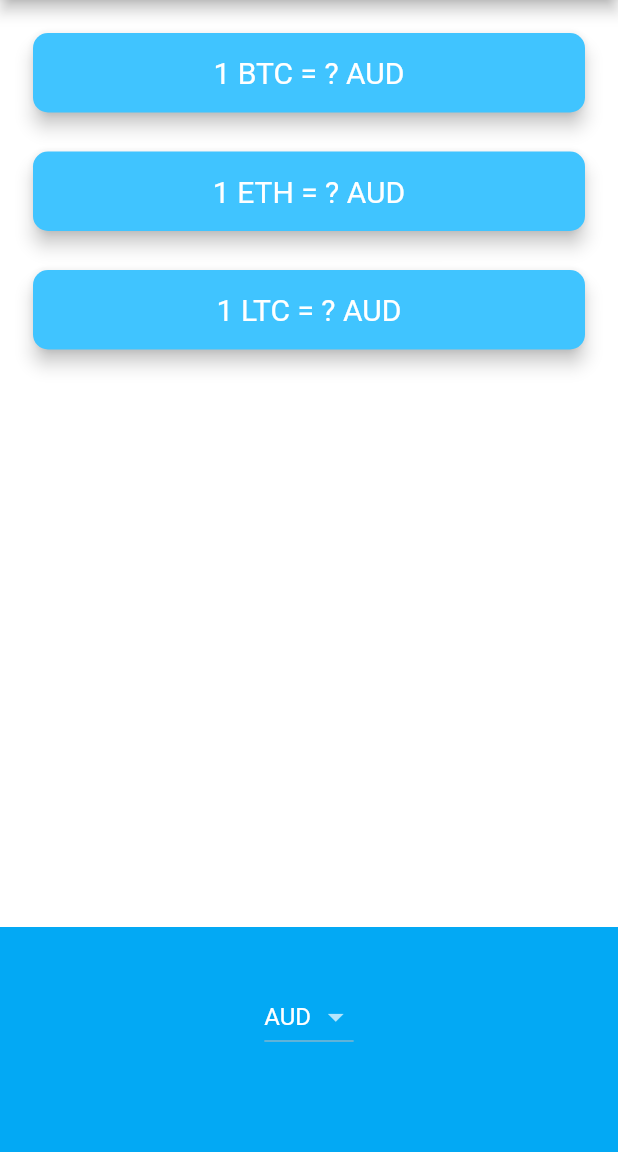
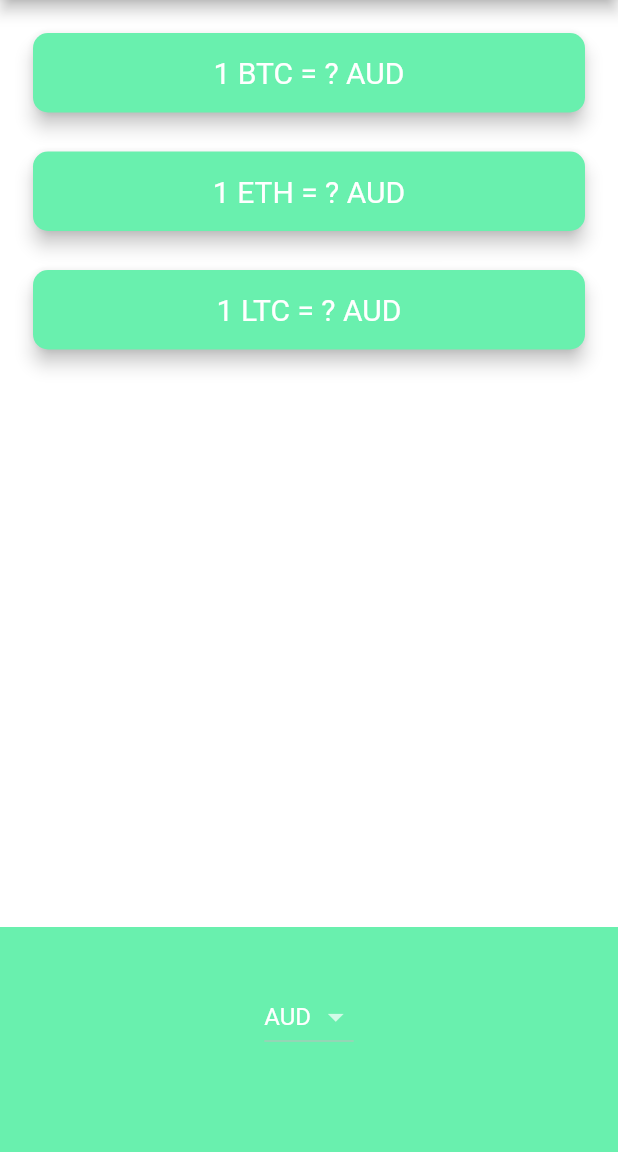
Before and after one commit to bocahrokok/bitcoin-flutter, a Flutter app: the screen it shows after launch, on a phone screen of 412 x 824 dp, the part 84-1236 px from its top. Run offline on Flutter 3.47's test engine with Material 2 defaults, Android fonts, the phone set to English and light mode, and no system bars; network calls fail.

Commit message:
commit 12

```diff
--- a/lib/price_screen.dart
+++ b/lib/price_screen.dart
@@ -40,7 +40,7 @@ class _PriceScreenState extends State<PriceScreen> {
     }
 
     return CupertinoPicker(
-      backgroundColor: Colors.lightBlue,
+      backgroundColor: Colors.greenAccent,
       itemExtent: 32.0,
       onSelectedItemChanged: (selectedIndex) {
         setState(() {
@@ -106,7 +106,7 @@ class _PriceScreenState extends State<PriceScreen> {
             height: 150.0,
             alignment: Alignment.center,
             padding: EdgeInsets.only(bottom: 30.0),
-            color: Colors.lightBlue,
+            color: Colors.greenAccent,
             child: Platform.isIOS ? iOSPicker() : androidDropdown(),
           ),
         ],
@@ -131,7 +131,7 @@ class CryptoCard extends StatelessWidget {
     return Padding(
       padding: EdgeInsets.fromLTRB(18.0, 18.0, 18.0, 0),
       child: Card(
-        color: Colors.lightBlueAccent,
+        color: Colors.greenAccent,
         elevation: 5.0,
         shape: RoundedRectangleBorder(
           borderRadius: BorderRadius.circular(10.0),
```
